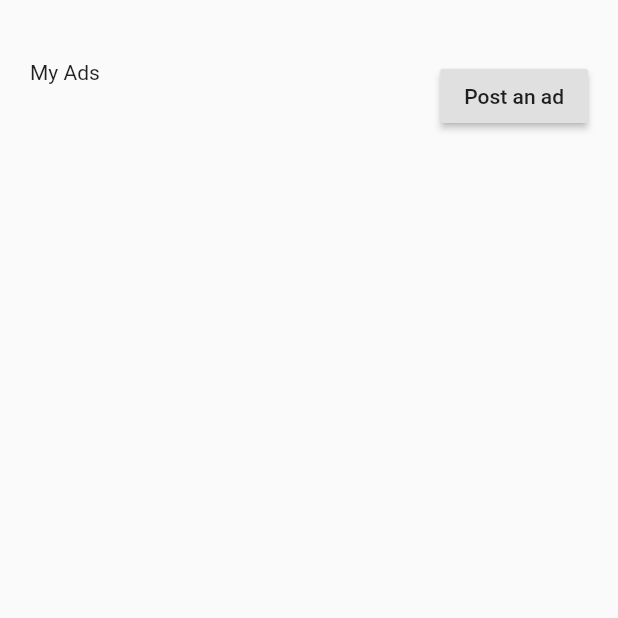
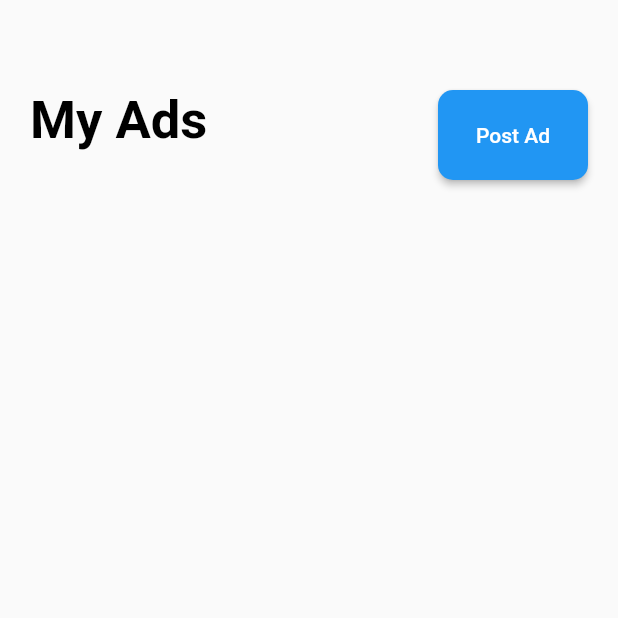
Before and after one commit to ShanjinurIslam/BashaKhuji, a Flutter app: the MyAds screen opened directly with empty values, on a phone screen of 412 x 824 dp, the top half of it. Run offline on Flutter 3.47's test engine with Material 2 defaults, Android fonts, the phone set to English and light mode, and no system bars; our stand-ins replace cloud_firestore, firebase_auth; accounts and stored records are empty.

Commit message:
done with the app

```diff
--- a/lib/api/ad_rest.dart
+++ b/lib/api/ad_rest.dart
@@ -54,7 +54,9 @@ class AdRest {
             numberOfBeds: numberOfBeds,
             numberOfToilets: numberOfToilets,
             phoneNumber: phoneNumber);
-        ads.add(ad);
+        if (!ads.contains(ad)) {
+          ads.add(ad);
+        }
       });
     });
     return ads;
--- a/lib/controller/ad_controller.dart
+++ b/lib/controller/ad_controller.dart
@@ -5,6 +5,7 @@ class AdController {
   AdRest rest = new AdRest();
   Future<List<Ad>> fetchAds() async {
     List<Ad> ads = await rest.getData();
+    print(ads.length);
     return ads;
   }
 
--- a/lib/view/home.dart
+++ b/lib/view/home.dart
@@ -39,7 +39,9 @@ class HomeState extends State<Home> {
       tabBuilder: (BuildContext context, int index) {
         return CupertinoTabView(builder: (BuildContext context) {
           if (index == 0) {
-            return AllAds();
+            return AllAds(
+              auth: auth,
+            );
           }
           if (index == 1) {
             return MyAds(userID);
--- a/lib/view/myads.dart
+++ b/lib/view/myads.dart
@@ -41,15 +41,28 @@ class MyAdState extends State<MyAds> {
               body: Stack(
               children: <Widget>[
                 Positioned(
-                  top: 40,
+                  top: 60,
                   left: 20,
-                  child: Text('My Ads'),
+                  child: Text(
+                    'My Ads',
+                    style: TextStyle(
+                        color: Colors.black,
+                        fontWeight: FontWeight.bold,
+                        fontSize: 35),
+                  ),
                 ),
                 Positioned(
-                    top: 40,
+                    top: 60,
                     right: 20,
+                    child: SizedBox(
+                        height: 60,
+                        width: 100,
                         child: RaisedButton(
-                        child: Text('Post an ad'),
+                            elevation: 2.0,
+                            shape: new RoundedRectangleBorder(
+                                borderRadius: new BorderRadius.circular(10.0)),
+                            color: Colors.blue,
+                            child: Text('Post Ad',style: TextStyle(color: Colors.white),),
                             onPressed: () {
                               Navigator.push(context, MaterialPageRoute<void>(
                                 builder: (BuildContext context) {
@@ -58,9 +71,9 @@ class MyAdState extends State<MyAds> {
                                   );
                                 },
                               ));
-                        })),
+                            }))),
                 Positioned(
-                    top: MediaQuery.of(context).size.height * .3,
+                    top: MediaQuery.of(context).size.height * .2,
                     left: 0,
                     child: SizedBox(
                       height: MediaQuery.of(context).size.height,
```
Also changed, not shown: lib/scopedModel/mainmodel.dart (+10 -4 lines), lib/view/all_ads.dart (+7 -2 lines), lib/view/details.dart (+10 -3 lines). Lines whose indentation alone changed are shown as unchanged.
